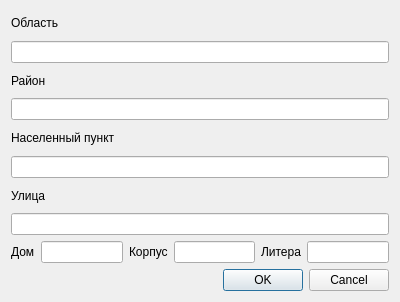
The window that ui/shared/address.ui (bakatrouble/elevators) describes before a commit, drawn with Qt 5.
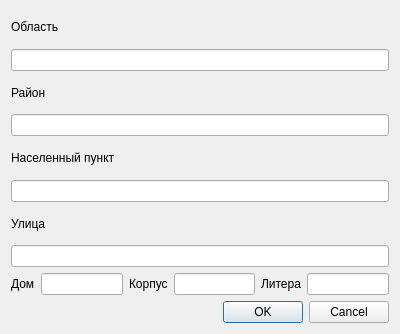
The same window after the commit.

The edit to the form file:
```diff
--- a/ui/shared/address.ui
+++ b/ui/shared/address.ui
@@ -7,7 +7,7 @@
     <x>0</x>
     <y>0</y>
     <width>400</width>
-    <height>302</height>
+    <height>334</height>
    </rect>
   </property>
   <property name="windowTitle">
```
Left out of the diff: 2 changed lines with no effect on the pictures.
